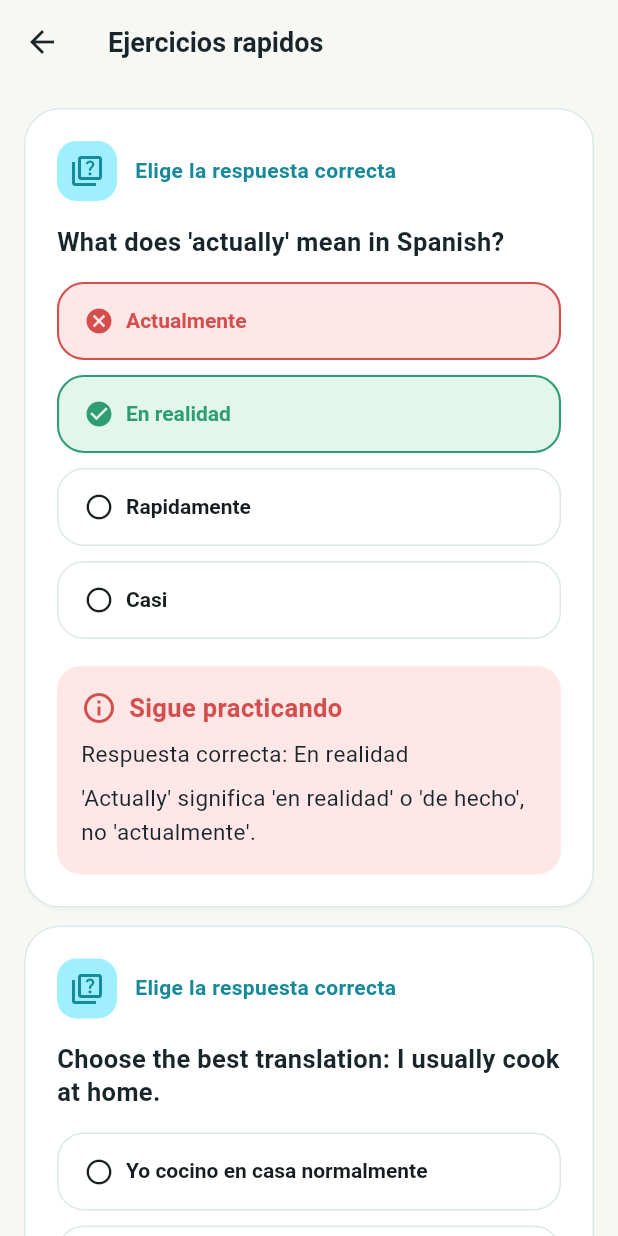
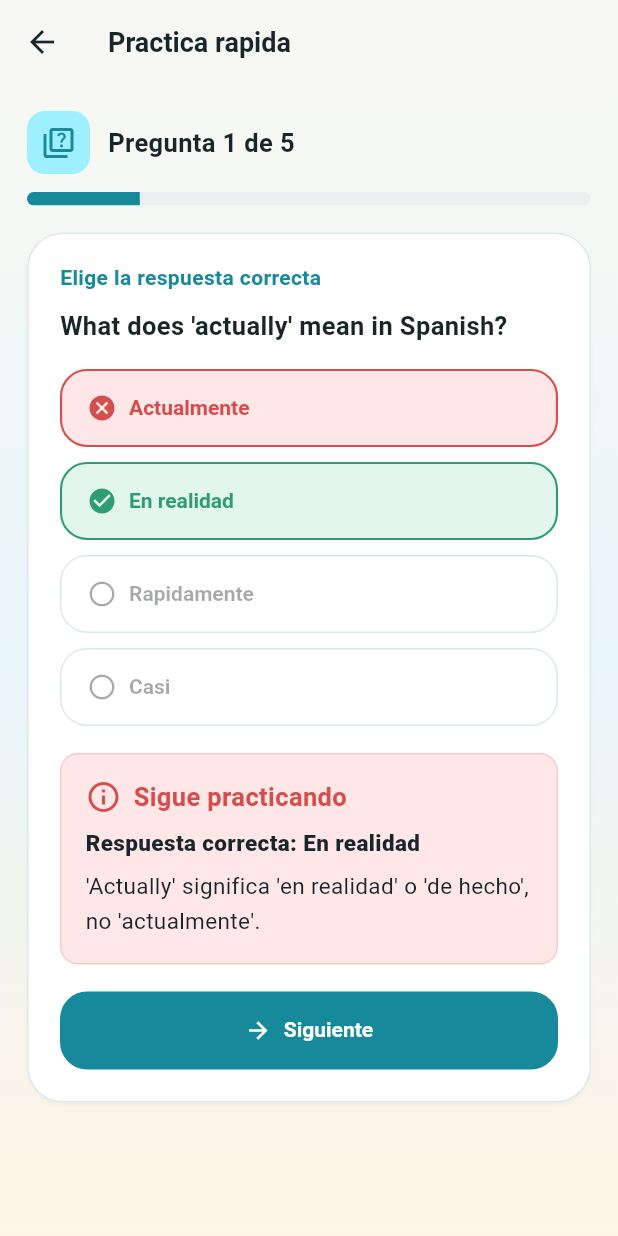
Before and after one commit to jematti/English_daily, a Flutter app: the ExercisesScreen screen opened directly, after a tap on "Actualmente", on a phone screen of 412 x 824 dp. Run offline on Flutter 3.47's test engine with Material 3 defaults, Android fonts, the light colour scheme and no system bars; our stand-ins replace flutter_local_notifications, flutter_tts, shared_preferences, timezone; accounts and stored records are empty.

Commit message:
Fase 26: pulir flujo de practica y ejercicios

```diff
--- a/lib/features/exercises/screens/exercises_screen.dart
+++ b/lib/features/exercises/screens/exercises_screen.dart
@@ -1,7 +1,7 @@
 import 'package:english_drops_daily/data/datasources/lesson_local_datasource.dart';
 import 'package:english_drops_daily/domain/models/exercise_model.dart';
 import 'package:english_drops_daily/domain/models/lesson_model.dart';
-import 'package:english_drops_daily/features/exercises/widgets/exercise_card.dart';
+import 'package:english_drops_daily/features/exercises/screens/practice_session_screen.dart';
 import 'package:english_drops_daily/services/access/access_service.dart';
 import 'package:flutter/material.dart';
 
@@ -33,40 +33,40 @@ class _ExercisesScreenState extends State<ExercisesScreen> {
 
   @override
   Widget build(BuildContext context) {
-    return Scaffold(
-      appBar: AppBar(title: const Text('Ejercicios rapidos')),
-      body: FutureBuilder<List<ExerciseModel>>(
+    return FutureBuilder<List<ExerciseModel>>(
       future: _exercisesFuture,
       builder: (context, snapshot) {
         if (snapshot.connectionState == ConnectionState.waiting) {
-            return const Center(child: CircularProgressIndicator());
+          return const Scaffold(
+            appBar: _PracticeAppBar(),
+            body: Center(child: CircularProgressIndicator()),
+          );
         }
 
         if (snapshot.hasError) {
-            return const _MessageView(
-              message: 'No pudimos cargar los ejercicios.',
+          return const Scaffold(
+            appBar: _PracticeAppBar(),
+            body: _MessageView(message: 'No pudimos cargar los ejercicios.'),
           );
         }
 
         final exercises = snapshot.data ?? const [];
 
-          if (exercises.isEmpty) {
-            return const _MessageView(
-              message: 'No hay ejercicios disponibles por ahora.',
+        return PracticeSessionScreen(exercises: exercises);
+      },
     );
   }
+}
 
-          return ListView.separated(
-            padding: const EdgeInsets.all(16),
-            itemCount: exercises.length,
-            separatorBuilder: (_, _) => const SizedBox(height: 12),
-            itemBuilder: (context, index) {
-              return ExerciseCard(exercise: exercises[index]);
-            },
-          );
-        },
-      ),
-    );
+class _PracticeAppBar extends StatelessWidget implements PreferredSizeWidget {
+  const _PracticeAppBar();
+
+  @override
+  Size get preferredSize => const Size.fromHeight(kToolbarHeight);
+
+  @override
+  Widget build(BuildContext context) {
+    return AppBar(title: const Text('Practica rapida'));
   }
 }
 
--- /dev/null
+++ b/lib/features/exercises/screens/practice_session_screen.dart
@@ -0,0 +1,258 @@
+import 'package:english_drops_daily/core/constants/app_colors.dart';
+import 'package:english_drops_daily/core/constants/app_palette.dart';
+import 'package:english_drops_daily/core/constants/app_text_styles.dart';
+import 'package:english_drops_daily/core/widgets/app_button.dart';
+import 'package:english_drops_daily/core/widgets/primary_card.dart';
+import 'package:english_drops_daily/domain/models/exercise_model.dart';
+import 'package:english_drops_daily/features/exercises/widgets/answer_feedback_box.dart';
+import 'package:english_drops_daily/features/exercises/widgets/practice_progress_header.dart';
+import 'package:english_drops_daily/features/exercises/widgets/practice_result_screen.dart';
+import 'package:flutter/material.dart';
+
+class PracticeSessionScreen extends StatefulWidget {
+  const PracticeSessionScreen({
+    super.key,
+    required this.exercises,
+    this.title = 'Practica rapida',
+    this.emptyMessage = 'No hay ejercicios disponibles por ahora.',
+  });
+
+  final List<ExerciseModel> exercises;
+  final String title;
+  final String emptyMessage;
+
+  @override
+  State<PracticeSessionScreen> createState() => _PracticeSessionScreenState();
+}
+
+class _PracticeSessionScreenState extends State<PracticeSessionScreen> {
+  static const int _maxExercises = 5;
+
+  int _currentIndex = 0;
+  int _correctAnswers = 0;
+  String? _selectedAnswer;
+  bool _showResult = false;
+
+  List<ExerciseModel> get _sessionExercises {
+    return widget.exercises.take(_maxExercises).toList();
+  }
+
+  bool get _hasAnswered => _selectedAnswer != null;
+
+  @override
+  Widget build(BuildContext context) {
+    final exercises = _sessionExercises;
+
+    return Scaffold(
+      appBar: AppBar(title: Text(widget.title)),
+      body: DecoratedBox(
+        decoration: const BoxDecoration(
+          gradient: LinearGradient(
+            colors: [
+              AppPalette.background,
+              AppPalette.surfaceCool,
+              AppPalette.surfaceWarm,
+            ],
+            begin: Alignment.topCenter,
+            end: Alignment.bottomCenter,
+          ),
+        ),
+        child: SafeArea(
+          child: exercises.isEmpty
+              ? _MessageView(message: widget.emptyMessage)
+              : _showResult
+              ? PracticeResultScreen(
+                  correctAnswers: _correctAnswers,
+                  incorrectAnswers: exercises.length - _correctAnswers,
+                  totalQuestions: exercises.length,
+                  onRestart: _restart,
+                  onReturnHome: _returnHome,
+                )
+              : _PracticeQuestionView(
+                  exercise: exercises[_currentIndex],
+                  currentQuestion: _currentIndex + 1,
+                  totalQuestions: exercises.length,
+                  selectedAnswer: _selectedAnswer,
+                  onAnswerSelected: _selectAnswer,
+                  onContinue: _continue,
+                ),
+        ),
+      ),
+    );
+  }
+
+  void _selectAnswer(String answer) {
+    if (_hasAnswered) {
+      return;
+    }
+
+    final exercise = _sessionExercises[_currentIndex];
+
+    setState(() {
+      _selectedAnswer = answer;
+      if (answer == exercise.correctAnswer) {
+        _correctAnswers++;
+      }
+    });
+  }
+
+  void _continue() {
+    final exercises = _sessionExercises;
+    if (_currentIndex >= exercises.length - 1) {
+      setState(() {
+        _showResult = true;
+      });
+      return;
+    }
+
+    setState(() {
+      _currentIndex++;
+      _selectedAnswer = null;
+    });
+  }
+
+  void _restart() {
+    setState(() {
+      _currentIndex = 0;
+      _correctAnswers = 0;
+      _selectedAnswer = null;
+      _showResult = false;
+    });
+  }
+
+  void _returnHome() {
+    Navigator.of(context).popUntil((route) => route.isFirst);
+  }
+}
+
+class _PracticeQuestionView extends StatelessWidget {
+  const _PracticeQuestionView({
+    required this.exercise,
+    required this.currentQuestion,
+    required this.totalQuestions,
+    required this.selectedAnswer,
+    required this.onAnswerSelected,
+    required this.onContinue,
+  });
+
+  final ExerciseModel exercise;
+  final int currentQuestion;
+  final int totalQuestions;
+  final String? selectedAnswer;
+  final ValueChanged<String> onAnswerSelected;
+  final VoidCallback onContinue;
+
+  bool get _hasAnswered => selectedAnswer != null;
+
+  bool get _isCorrect => selectedAnswer == exercise.correctAnswer;
+
+  @override
+  Widget build(BuildContext context) {
+    return ListView(
+      padding: const EdgeInsets.all(18),
+      children: [
+        PracticeProgressHeader(
+          currentQuestion: currentQuestion,
+          totalQuestions: totalQuestions,
+        ),
+        const SizedBox(height: 18),
+        PrimaryCard(
+          padding: const EdgeInsets.all(22),
+          child: Column(
+            crossAxisAlignment: CrossAxisAlignment.start,
+            children: [
+              Text(
+                'Elige la respuesta correcta',
+                style: AppTextStyles.label.copyWith(
+                  color: Theme.of(context).colorScheme.primary,
+                ),
+              ),
+              const SizedBox(height: 12),
+              Text(exercise.question, style: AppTextStyles.cardTitle),
+              const SizedBox(height: 18),
+              ...exercise.options.take(4).map(_buildOptionButton),
+              if (_hasAnswered) ...[
+                const SizedBox(height: 8),
+                AnswerFeedbackBox(
+                  isCorrect: _isCorrect,
+                  correctAnswer: exercise.correctAnswer,
+                  explanation: exercise.explanation,
+                ),
+                const SizedBox(height: 18),
+                AppButton(
+                  label: currentQuestion == totalQuestions
+                      ? 'Ver resultado'
+                      : 'Siguiente',
+                  icon: currentQuestion == totalQuestions
+                      ? Icons.flag_outlined
+                      : Icons.arrow_forward,
+                  onPressed: onContinue,
+                ),
+              ],
+            ],
+          ),
+        ),
+      ],
+    );
+  }
+
+  Widget _buildOptionButton(String option) {
+    final isSelected = option == selectedAnswer;
+    final isCorrectAnswer = option == exercise.correctAnswer;
+
+    Color? borderColor;
+    Color? backgroundColor;
+    IconData icon = Icons.radio_button_unchecked;
+
+    if (_hasAnswered && isCorrectAnswer) {
+      borderColor = AppColors.success;
+      backgroundColor = AppColors.successSoft;
+      icon = Icons.check_circle;
+    } else if (_hasAnswered && isSelected) {
+      borderColor = AppColors.error;
+      backgroundColor = AppColors.errorSoft;
+      icon = Icons.cancel;
+    } else if (isSelected) {
+      icon = Icons.radio_button_checked;
+    }
+
+    return Padding(
+      padding: const EdgeInsets.only(bottom: 10),
+      child: SizedBox(
+        width: double.infinity,
+        child: OutlinedButton.icon(
+          onPressed: _hasAnswered ? null : () => onAnswerSelected(option),
+          style: OutlinedButton.styleFrom(
+            alignment: Alignment.centerLeft,
+            backgroundColor: backgroundColor,
+            disabledForegroundColor: borderColor,
+            side: borderColor == null
+                ? null
+                : BorderSide(color: borderColor, width: 1.4),
+          ),
+          icon: Icon(icon, size: 20),
+          label: Padding(
+            padding: const EdgeInsets.symmetric(vertical: 2),
+            child: Text(option, textAlign: TextAlign.left),
+          ),
+        ),
+      ),
+    );
+  }
+}
+
+class _MessageView extends StatelessWidget {
+  const _MessageView({required this.message});
+
+  final String message;
+
+  @override
+  Widget build(BuildContext context) {
+    return Center(
+      child: Padding(
+        padding: const EdgeInsets.all(24),
+        child: Text(message, textAlign: TextAlign.center),
+      ),
+    );
+  }
+}
--- /dev/null
+++ b/lib/features/exercises/widgets/answer_feedback_box.dart
@@ -0,0 +1,62 @@
+import 'package:english_drops_daily/core/constants/app_colors.dart';
+import 'package:english_drops_daily/core/constants/app_text_styles.dart';
+import 'package:flutter/material.dart';
+
+class AnswerFeedbackBox extends StatelessWidget {
+  const AnswerFeedbackBox({
+    super.key,
+    required this.isCorrect,
+    required this.correctAnswer,
+    required this.explanation,
+  });
+
+  final bool isCorrect;
+  final String correctAnswer;
+  final String explanation;
+
+  @override
+  Widget build(BuildContext context) {
+    final isDark = Theme.of(context).brightness == Brightness.dark;
+    final color = isCorrect ? AppColors.success : AppColors.error;
+    final background = isCorrect ? AppColors.successSoft : AppColors.errorSoft;
+
+    return Container(
+      width: double.infinity,
+      padding: const EdgeInsets.all(16),
+      decoration: BoxDecoration(
+        color: background.withValues(alpha: isDark ? 0.14 : 1),
+        borderRadius: BorderRadius.circular(12),
+        border: Border.all(color: color.withValues(alpha: 0.18)),
+      ),
+      child: Column(
+        crossAxisAlignment: CrossAxisAlignment.start,
+        children: [
+          Row(
+            children: [
+              Icon(
+                isCorrect ? Icons.check_circle : Icons.info_outline,
+                color: color,
+              ),
+              const SizedBox(width: 8),
+              Expanded(
+                child: Text(
+                  isCorrect ? 'Correcto' : 'Sigue practicando',
+                  style: AppTextStyles.cardTitle.copyWith(color: color),
+                ),
+              ),
+            ],
+          ),
+          const SizedBox(height: 8),
+          if (!isCorrect) ...[
+            Text(
+              'Respuesta correcta: $correctAnswer',
+              style: AppTextStyles.body.copyWith(fontWeight: FontWeight.w800),
+            ),
+            const SizedBox(height: 6),
+          ],
+          Text(explanation, style: AppTextStyles.body),
+        ],
+      ),
+    );
+  }
+}
--- a/lib/features/exercises/widgets/exercise_card.dart
+++ b/lib/features/exercises/widgets/exercise_card.dart
@@ -2,6 +2,7 @@ import 'package:english_drops_daily/core/constants/app_colors.dart';
 import 'package:english_drops_daily/core/constants/app_text_styles.dart';
 import 'package:english_drops_daily/core/widgets/primary_card.dart';
 import 'package:english_drops_daily/domain/models/exercise_model.dart';
+import 'package:english_drops_daily/features/exercises/widgets/answer_feedback_box.dart';
 import 'package:flutter/material.dart';
 
 class ExerciseCard extends StatefulWidget {
@@ -58,7 +59,7 @@ class _ExerciseCardState extends State<ExerciseCard> {
           ...widget.exercise.options.map(_buildOptionButton),
           if (_hasAnswered) ...[
             const SizedBox(height: 8),
-            _AnswerFeedback(
+            AnswerFeedbackBox(
               isCorrect: _isCorrect,
               correctAnswer: widget.exercise.correctAnswer,
               explanation: widget.exercise.explanation,
@@ -129,53 +130,3 @@ class _ExerciseCardState extends State<ExerciseCard> {
     });
   }
 }
-
-class _AnswerFeedback extends StatelessWidget {
-  const _AnswerFeedback({
-    required this.isCorrect,
-    required this.correctAnswer,
-    required this.explanation,
-  });
-
-  final bool isCorrect;
-  final String correctAnswer;
-  final String explanation;
-
-  @override
-  Widget build(BuildContext context) {
-    final isDark = Theme.of(context).brightness == Brightness.dark;
-    final color = isCorrect ? AppColors.success : AppColors.error;
-    final background = isCorrect ? AppColors.successSoft : AppColors.errorSoft;
-
-    return Container(
-      width: double.infinity,
-      padding: const EdgeInsets.all(16),
-      decoration: BoxDecoration(
-        color: background.withValues(alpha: isDark ? 0.14 : 1),
-        borderRadius: BorderRadius.circular(16),
-      ),
-      child: Column(
-        crossAxisAlignment: CrossAxisAlignment.start,
-        children: [
-          Row(
-            children: [
-              Icon(
-                isCorrect ? Icons.check_circle : Icons.info_outline,
-                color: color,
-              ),
-              const SizedBox(width: 8),
-              Text(
-                isCorrect ? 'Correcto' : 'Sigue practicando',
-                style: AppTextStyles.cardTitle.copyWith(color: color),
-              ),
-            ],
-          ),
-          const SizedBox(height: 8),
-          if (!isCorrect) Text('Respuesta correcta: $correctAnswer'),
-          if (!isCorrect) const SizedBox(height: 6),
-          Text(explanation),
-        ],
-      ),
-    );
-  }
-}
--- /dev/null
+++ b/lib/features/exercises/widgets/practice_progress_header.dart
@@ -0,0 +1,59 @@
+import 'package:english_drops_daily/core/constants/app_palette.dart';
+import 'package:english_drops_daily/core/constants/app_text_styles.dart';
+import 'package:flutter/material.dart';
+
+class PracticeProgressHeader extends StatelessWidget {
+  const PracticeProgressHeader({
+    super.key,
+    required this.currentQuestion,
+    required this.totalQuestions,
+  });
+
+  final int currentQuestion;
+  final int totalQuestions;
+
+  @override
+  Widget build(BuildContext context) {
+    final progress = totalQuestions == 0
+        ? 0.0
+        : currentQuestion / totalQuestions;
+
+    return Column(
+      crossAxisAlignment: CrossAxisAlignment.start,
+      children: [
+        Row(
+          children: [
+            Container(
+              width: 42,
+              height: 42,
+              decoration: BoxDecoration(
+                color: Theme.of(context).colorScheme.primaryContainer,
+                borderRadius: BorderRadius.circular(12),
+              ),
+              child: Icon(
+                Icons.quiz_outlined,
+                color: Theme.of(context).colorScheme.primary,
+              ),
+            ),
+            const SizedBox(width: 12),
+            Expanded(
+              child: Text(
+                'Pregunta $currentQuestion de $totalQuestions',
+                style: AppTextStyles.cardTitle,
+              ),
+            ),
+          ],
+        ),
+        const SizedBox(height: 12),
+        ClipRRect(
+          borderRadius: BorderRadius.circular(99),
+          child: LinearProgressIndicator(
+            minHeight: 9,
+            value: progress.clamp(0, 1),
+            backgroundColor: AppPalette.border.withValues(alpha: 0.45),
+          ),
+        ),
+      ],
+    );
+  }
+}
```
Also changed, not shown: lib/features/exercises/widgets/practice_result_screen.dart (added, +137 -0 lines), lib/features/home/screens/home_microlesson_screen.dart (+12 -6 lines), 1 other file. Lines whose indentation alone changed are shown as unchanged.
